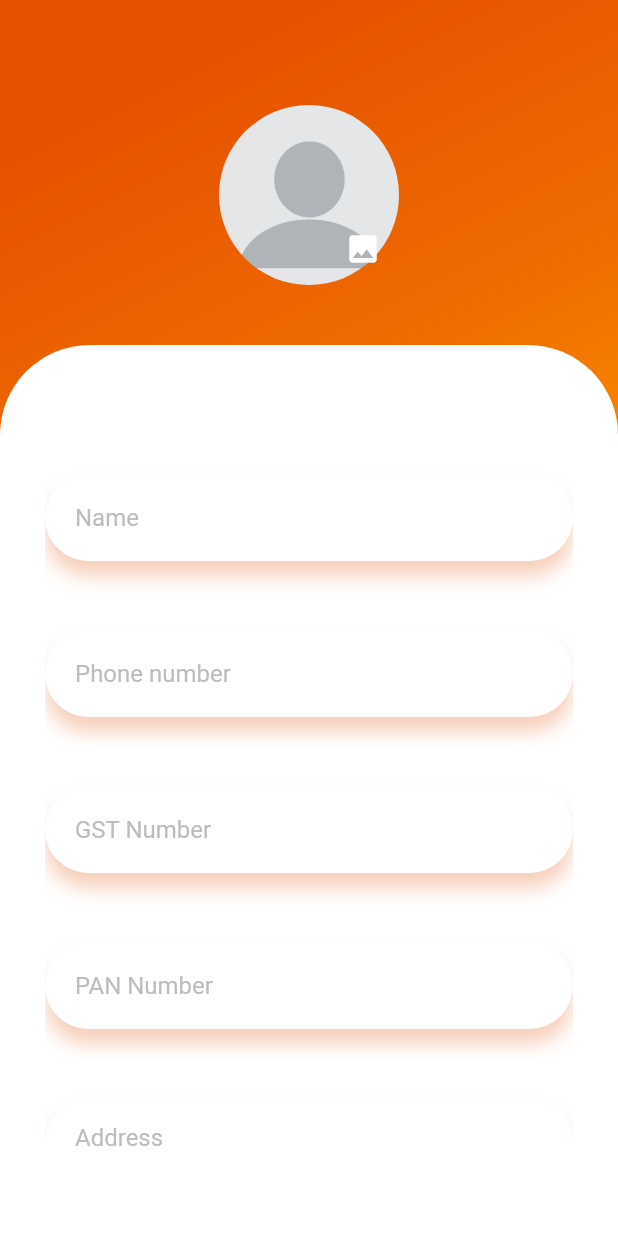
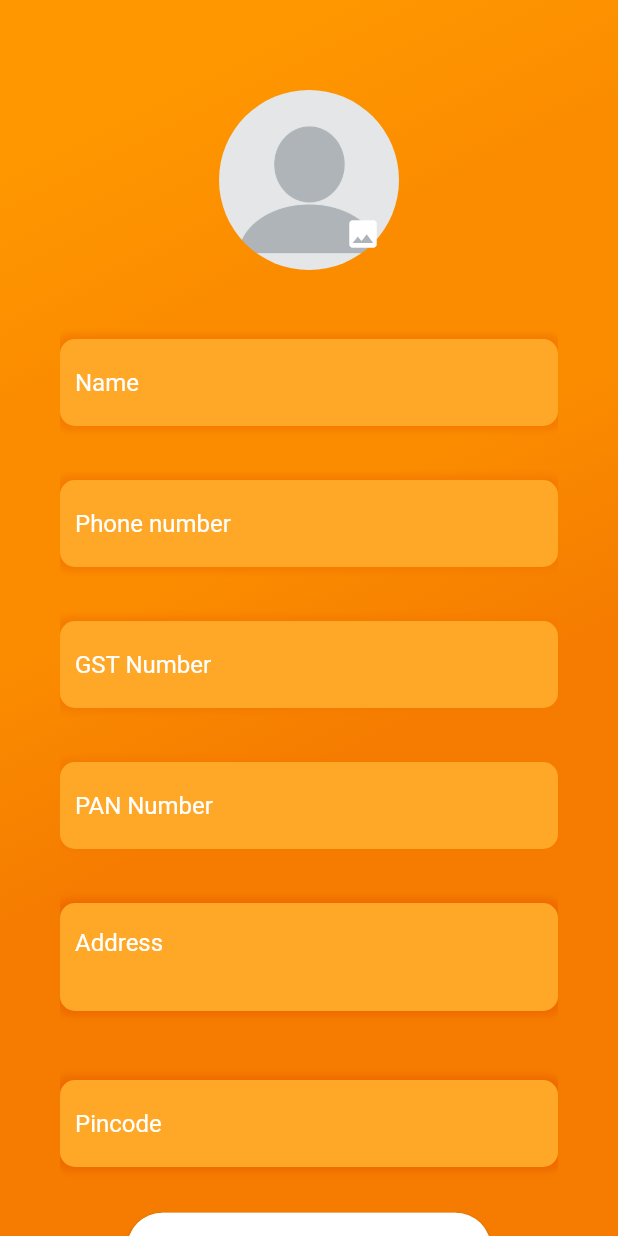
Before and after one commit to DanishSheikh1999/B2B_E_Commerse, a Flutter app: the screen it shows once a user with an empty profile is signed in, on a phone screen of 412 x 824 dp. Run offline on Flutter 3.47's test engine with Material 2 defaults, Android fonts, the phone set to English and light mode, and no system bars; our stand-ins replace cloud_firestore, firebase_auth, firebase_core, firebase_storage, google_sign_in, image_picker; accounts and stored records are empty.

Commit message:
Changed UI for all screens

```diff
--- a/flutter_sign/lib/Custom_builds/rounded_button_with_gradient.dart
+++ b/flutter_sign/lib/Custom_builds/rounded_button_with_gradient.dart
@@ -2,12 +2,13 @@ import 'package:flutter/foundation.dart';
 import 'package:flutter/material.dart';
 
 class RoundedButton extends StatelessWidget {
-  const RoundedButton({@required this.onPressed, this.text, this.gradient,this.color,this.width_ratio=1.7});
+  const RoundedButton({@required this.onPressed, this.text, this.gradient,this.color,this.width_ratio=1.7,this.padding  });
   final GestureTapCallback onPressed;
   final List<Color> gradient;
   final Text text;
   final Color color;
   final double width_ratio;
+  final EdgeInsets padding;
   @override
   Widget build(BuildContext context) {
     return RaisedButton(
@@ -27,7 +28,7 @@ class RoundedButton extends StatelessWidget {
               end: Alignment.bottomRight):null
         ),
         child: text,
-        padding: EdgeInsets.only(top: 16, bottom: 16),
+        padding: padding==null?EdgeInsets.only(top: 16, bottom: 16):padding,
       ),
     );
   }
--- a/flutter_sign/lib/screens/authenticate/registration_continued.dart
+++ b/flutter_sign/lib/screens/authenticate/registration_continued.dart
@@ -59,9 +59,10 @@ class _SignUpState extends State<SignUp_C> {
               gradient: LinearGradient(
                 begin: Alignment.topCenter,
                 colors: <Color>[
-                  Colors.orange[900],
-                  Colors.orange[800],
                   Colors.orange[500],
+                  Colors.orange[600],
+                  Colors.orange[600],
+                  Colors.orange[700],
                 ],
               ),
             ),
@@ -72,7 +73,7 @@ class _SignUpState extends State<SignUp_C> {
                   height: 50,
                 ),
                 Padding(
-                  padding: EdgeInsets.all(20),
+                  padding: EdgeInsets.only(top:10),
                   child: Center(
                     child: Container(
       width: 120,
@@ -93,28 +94,24 @@ class _SignUpState extends State<SignUp_C> {
 )),
                   )
                 ),
-                SizedBox(
-                  height: 20,
-                ),
+
                 Expanded(
                   child: Container(
                     width: double.infinity,
-                    padding: EdgeInsets.all(30),
-                    decoration: BoxDecoration(
-                        color: Colors.white,
-                        borderRadius: BorderRadius.only(
-                            topLeft: Radius.circular(60),
-                            topRight: Radius.circular(60))),
+                    padding: EdgeInsets.symmetric(horizontal:40),
                     child: SingleChildScrollView(
                       child: Form(
                         key: _formkey,
                         child: Column(
                           children: [
                             SizedBox(
-                              height: 30,
+                              height: 20,
                             ),
                             RoundedFormField(
                               textFormField: TextFormField(
+                                cursorColor: Colors.white,
+                                style: TextStyle(color: Colors.white),
+                                keyboardType: TextInputType.name,
                                   validator: (value) =>
                                       name.isEmpty ? "Enter Name" : null,
                                   onChanged: (value) =>
@@ -122,21 +119,27 @@ class _SignUpState extends State<SignUp_C> {
                                   decoration: InputDecoration(
                                       hintText: "Name",
                                       hintStyle:
-                                          TextStyle(color: Colors.grey[400]),
+                                          TextStyle(color: Colors.white),
                                       border: InputBorder.none)),
+                              backgroundColor: Colors.orange[400],
                               edgeInsets: EdgeInsets.symmetric(
-                                  vertical: 5, horizontal: 20),
-                              borderRadius: 30,
+                                vertical: 5, horizontal: 10),
+                            borderRadius: 10,
                             boxShadow: BoxShadow(
-                                  color: Color.fromRGBO(225, 95, 27, .3),
-                                  blurRadius: 10,
-                                  offset: Offset(0, 10)),
+                                color: Colors.orange[700],
+                                blurRadius: 3,
+                                spreadRadius: 3
+                                ),
                             ),
                             SizedBox(
-                              height: 20,
+                              height: 10,
                             ),
                             RoundedFormField(
+
                               textFormField: TextFormField(
+                                cursorColor: Colors.white,
+                                style: TextStyle(color: Colors.white),
+                                keyboardType: TextInputType.phone,
                                   validator: (value) => phone_number.length !=lengths["phone"]
                                       ? "Enter a valid phone number"
                                       : null,
@@ -145,20 +148,25 @@ class _SignUpState extends State<SignUp_C> {
                                   decoration: InputDecoration(
                                       hintText: "Phone number",
                                       hintStyle:
-                                          TextStyle(color: Colors.grey[400]),
+                                          TextStyle(color: Colors.white),
                                       border: InputBorder.none)),
+                              backgroundColor: Colors.orange[400],
                               edgeInsets: EdgeInsets.symmetric(
-                                  vertical: 5, horizontal: 20),
-                              borderRadius: 30,
+                                vertical: 5, horizontal: 10),
+                            borderRadius: 10,
                             boxShadow: BoxShadow(
-                                  color: Color.fromRGBO(225, 95, 27, .3),
-                                  blurRadius: 10,
-                                  offset: Offset(0, 10)),
+                                color: Colors.orange[700],
+                                blurRadius: 3,
+                                spreadRadius: 3
+                                ),
                             ),
                             SizedBox(
-                              height: 20,
+                              height: 10,
                             ),RoundedFormField(
                               textFormField: TextFormField(
+                                cursorColor: Colors.white,
+                                style: TextStyle(color: Colors.white),
+                                keyboardType: TextInputType.text,
                                   validator: (value) => gst.length !=lengths["gst"]
                                       ? "Enter a gst number"
                                       : null,
@@ -167,20 +175,25 @@ class _SignUpState extends State<SignUp_C> {
                                   decoration: InputDecoration(
                                       hintText: "GST Number",
                                       hintStyle:
-                                          TextStyle(color: Colors.grey[400]),
+                                          TextStyle(color: Colors.white),
                                       border: InputBorder.none)),
+                             backgroundColor: Colors.orange[400],
                               edgeInsets: EdgeInsets.symmetric(
-                                  vertical: 5, horizontal: 20),
-                              borderRadius: 30,
+                                vertical: 5, horizontal: 10),
+                            borderRadius: 10,
                             boxShadow: BoxShadow(
-                                  color: Color.fromRGBO(225, 95, 27, .3),
-                                  blurRadius: 10,
-                                  offset: Offset(0, 10)),
+                                color: Colors.orange[700],
+                                blurRadius: 3,
+                                spreadRadius: 3
+                                ),
                             ),
                             SizedBox(
-                              height: 20,
+                              height: 10,
                             ),RoundedFormField(
                               textFormField: TextFormField(
+                                cursorColor: Colors.white,
+                                style: TextStyle(color: Colors.white),
+                                keyboardType: TextInputType.text,
                                   validator: (value) => pan.length !=lengths["pan"]
                                       ? "Enter a valid pan number"
                                       : null,
@@ -189,23 +202,27 @@ class _SignUpState extends State<SignUp_C> {
                                   decoration: InputDecoration(
                                       hintText: "PAN Number",
                                       hintStyle:
-                                          TextStyle(color: Colors.grey[400]),
+                                          TextStyle(color: Colors.white),
                                       border: InputBorder.none)),
+                              backgroundColor: Colors.orange[400],
                               edgeInsets: EdgeInsets.symmetric(
-                                  vertical: 5, horizontal: 20),
-                              borderRadius: 30,
+                                vertical: 5, horizontal: 10),
+                            borderRadius: 10,
                             boxShadow: BoxShadow(
-                                  color: Color.fromRGBO(225, 95, 27, .3),
-                                  blurRadius: 10,
-                                  offset: Offset(0, 10)),
+                                color: Colors.orange[700],
+                                blurRadius: 3,
+                                spreadRadius: 3
+                                ),
                             ),
                             SizedBox(
-                              height: 20,
+                              height: 10,
                             ),
                             RoundedFormField(
                               textFormField: TextFormField(
+                                cursorColor: Colors.white,
+                                style: TextStyle(color: Colors.white),
                                 keyboardType: TextInputType.multiline,
-                                maxLines: 3,
+                                maxLines: 2,
                                   validator: (value) => address_line.isEmpty
                                       ? "Enter Address"
                                       : null,
@@ -214,20 +231,25 @@ class _SignUpState extends State<SignUp_C> {
                                   decoration: InputDecoration(
                                       hintText: "Address",
                                       hintStyle:
-                                          TextStyle(color: Colors.grey[400]),
+                                          TextStyle(color: Colors.white),
                                       border: InputBorder.none)),
+                              backgroundColor: Colors.orange[400],
                               edgeInsets: EdgeInsets.symmetric(
-                                  vertical: 5, horizontal: 20),
-                              borderRadius: 30,
+                                vertical: 5, horizontal: 10),
+                            borderRadius: 10,
                             boxShadow: BoxShadow(
-                                  color: Color.fromRGBO(225, 95, 27, .3),
-                                  blurRadius: 10,
-                                  offset: Offset(0, 10)),
+                                color: Colors.orange[800],
+                                blurRadius: 3,
+                                spreadRadius: 3
+                                ),
                             ),
                             SizedBox(
                               height: 20,
                             ),RoundedFormField(
                               textFormField: TextFormField(
+                                cursorColor: Colors.white,
+                                style: TextStyle(color: Colors.white),
+                                keyboardType: TextInputType.phone,
                                   validator: (value) => pincode.length!=lengths["pincode"]
                                       ? "Enter a valid pincode"
                                       : null,
@@ -236,15 +258,17 @@ class _SignUpState extends State<SignUp_C> {
                                   decoration: InputDecoration(
                                       hintText: "Pincode",
                                       hintStyle:
-                                          TextStyle(color: Colors.grey[400]),
+                                          TextStyle(color: Colors.white),
                                       border: InputBorder.none)),
+                              backgroundColor: Colors.orange[400],
                               edgeInsets: EdgeInsets.symmetric(
-                                  vertical: 5, horizontal: 20),
-                              borderRadius: 30,
+                                vertical: 5, horizontal: 10),
+                            borderRadius: 10,
                             boxShadow: BoxShadow(
-                                  color: Color.fromRGBO(225, 95, 27, .3),
-                                  blurRadius: 10,
-                                  offset: Offset(0, 10)),
+                                color: Colors.orange[800],
+                                blurRadius: 3,
+                                spreadRadius: 3
+                                ),
                             ),
                             SizedBox(
                               height: 30,
@@ -261,11 +285,12 @@ class _SignUpState extends State<SignUp_C> {
                                   MaterialPageRoute(builder: (context)=>Home()));
                                 }
                               },
+                              padding: EdgeInsets.symmetric(vertical:12),
                               text: Text("Register",
                               style: TextStyle(
+                                color: Colors.orange[600],
+                                fontSize: 20                              ),),
                               color: Colors.white,
-                                fontSize: 15                              ),),
-                              gradient: signUpGradients,
                             ),
                             SizedBox(
                               height: 20,
```
Also changed, not shown: flutter_sign/lib/screens/authenticate/authenticate.dart (+4 -3 lines), flutter_sign/lib/screens/authenticate/register.dart (+73 -67 lines), flutter_sign/lib/screens/authenticate/signAnon.dart (+23 -16 lines). Lines whose indentation alone changed are shown as unchanged.
